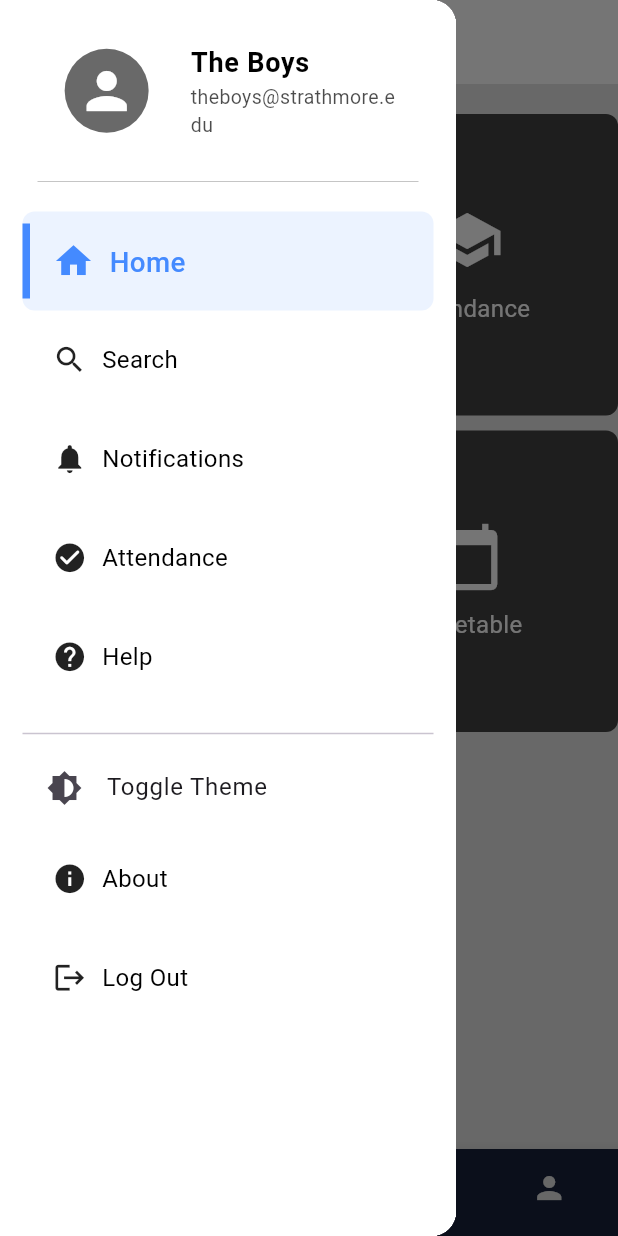
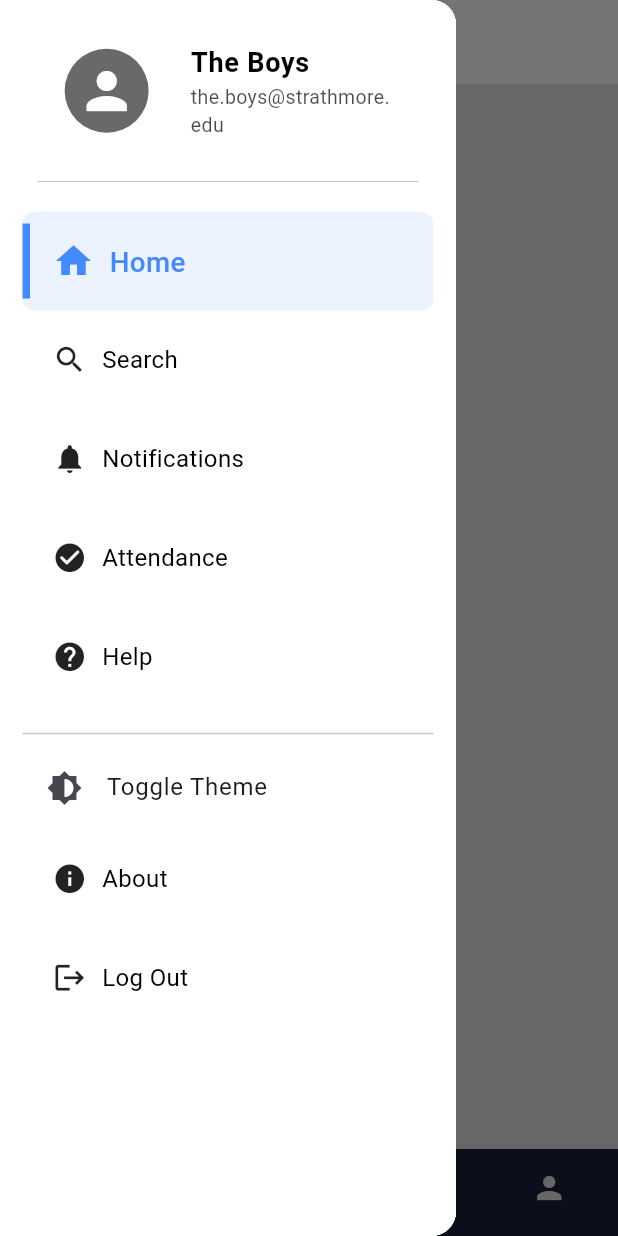
Before and after one commit to CH-CHISAKA/mystrath_TB, a Flutter app: the screen it shows after launch, with the side drawer open, on a phone screen of 412 x 824 dp. Run offline on Flutter 3.47's test engine with Material 3 defaults, Android fonts, the phone set to English and light mode, and no system bars; our stand-ins replace cached_network_image, cloud_firestore, get, google_fonts; accounts and stored records are empty.

Commit message:
Revert "Final commit before branching"
This reverts commit 28858e9bf712d068378ae16033704ccfe5c96bd7.

```diff
--- a/lib/main.dart
+++ b/lib/main.dart
@@ -1,6 +1,6 @@
 import 'package:flutter/material.dart';
 // import 'package:mystrath/views/authentications_screen/authentication_screen.dart';
-import 'package:mystrath/views/home_screen/main_home_screen.dart';
+import 'package:mystrath/views/home_screen/mian_home_screen.dart';
 import 'package:mystrath/views/themes/theme_toggle.dart';
 import 'package:provider/provider.dart';
 
--- a/lib/views/attendance_screen/attendance_screen.dart
+++ b/lib/views/attendance_screen/attendance_screen.dart
@@ -1,10 +1,19 @@
 import 'package:flutter/material.dart';
+import 'package:mystrath/models/course.dart';
+import 'package:mystrath/models/group.dart';
+import 'package:mystrath/models/lecturer.dart';
 import 'package:mystrath/models/Student.dart';
+import 'package:mystrath/models/unit.dart';
+import 'package:mystrath/models/unit_class.dart';
 import 'package:mystrath/controllers/studentController.dart';
 
 class AttendanceScreen extends StatefulWidget {
-  final Student student;
-  const AttendanceScreen({super.key, required this.student});
+  AttendanceScreen({super.key});
+  //Dummy Course
+  final Course course = Course(
+    id: "dummy",
+    name: "Bachelor of Business Information Technology",
+  );
 
   @override
   _AttendanceScreenState createState() => _AttendanceScreenState();
@@ -12,6 +21,9 @@ class AttendanceScreen extends StatefulWidget {
 
 class _AttendanceScreenState extends State<AttendanceScreen> {
 
+  //Dummy Class
+  late UnitClass dummyClass;
+  late Student _student;
   List<Map<String, dynamic>> attendanceData = [];
 
   @override
@@ -21,8 +33,21 @@ class _AttendanceScreenState extends State<AttendanceScreen> {
   }
 
   void _fetchAttendance() {
-    //check for updates to attendance data
-    attendanceData = StudentController(student: widget.student).showAttendance();
+    _student = Student(
+      course: widget.course,
+      classes: [],
+      email: 'john.doe@example.com',
+      name: 'John Doe',
+      imageUrl: 'https://example.com/image.jpg',
+      id: 12345,
+    );
+    dummyClass = UnitClass(
+        unit: Unit(name: 'Coding Essentials', code: "BBT1101"),
+        id: "dummy",
+        group: Group(name: "BBIT 1B", id: "id", course: widget.course),
+        lecturer: Lecturer(email: 'example.com', name: 'tom', id: 0001));
+    _student.classes?.add(dummyClass);
+    attendanceData = StudentController(student: _student).showAttendance();
   }
 
   void showDetailedAttendance() {
@@ -53,10 +78,12 @@ class _AttendanceScreenState extends State<AttendanceScreen> {
             subtitle: Text(
                 'Lecturer: ${attendanceData[index]['lecturer']}\nTotal Hours: ${attendanceData[index]['totalTime']} | Hours Absent: ${attendanceData[index]['absentTime']} \nPercentage Absent: ${attendanceData[index]['absentPercentage'].toStringAsFixed(2)}%'),
               );
+
             },
           ),
           ),
         ],
-    ));
+      )
+    );
   }
 }
--- a/lib/views/home_screen/components/hamburger_menu/hamburgermenu.dart
+++ b/lib/views/home_screen/components/hamburger_menu/hamburgermenu.dart
@@ -1,7 +1,7 @@
 // ignore_for_file: library_private_types_in_public_api
 
 import 'package:flutter/material.dart';
-import 'package:mystrath/views/home_screen/main_home_screen.dart';
+import 'package:mystrath/views/home_screen/mian_home_screen.dart';
 import 'package:mystrath/views/themes/themes.dart';
 import 'package:mystrath/views/themes/theme_toggle.dart';
 import 'package:provider/provider.dart';
@@ -135,7 +135,7 @@ class _HamburgerMenuState extends State<HamburgerMenu> {
                   ),
                 ),
                 title: Text(
-                  widget.parentState.student.name, // Changed to use Dummy Student
+                  'The Boys', // Minor change
                   style: TextStyle(
                   color: textColor,
                   fontSize: 18,
@@ -143,7 +143,7 @@ class _HamburgerMenuState extends State<HamburgerMenu> {
                   ),
                 ),
                 subtitle: Text(
-                  widget.parentState.student.email, //Changed to use Dummy Student
+                  "the.boys@strathmore.edu",
                   style: TextStyle(
                   color: textColor.withOpacity(0.7),
                   fontSize: 13,
--- a/lib/views/home_screen/components/nav_bar/bottom_navigation_bar.dart
+++ b/lib/views/home_screen/components/nav_bar/bottom_navigation_bar.dart
@@ -1,9 +1,9 @@
 import 'package:flutter/material.dart';
-import 'package:mystrath/views/home_screen/main_home_screen.dart';
+import 'package:mystrath/views/home_screen/mian_home_screen.dart';
 
 class BottomNavigation extends StatefulWidget {
-  final MainHomeScreenState parentState;
-  const BottomNavigation({super.key, required this.parentState});
+  MainHomeScreenState parentState;
+  BottomNavigation({super.key, required this.parentState});
 
   @override
   State<BottomNavigation> createState() => _BottomNavigationState();
--- a/lib/views/home_screen/home_screen.dart
+++ /dev/null
@@ -1,57 +0,0 @@
-import 'package:flutter/material.dart';
-import 'package:mystrath/views/home_screen/main_home_screen.dart';
-
-class HomeScreen extends StatelessWidget {
-  final MainHomeScreenState parentState;
-
-  HomeScreen({super.key, required this.parentState,});
-
-  final List<Map<String, dynamic>> items = [
-    {'icon': Icons.book, 'label': 'Coursework'},
-    {'icon': Icons.school, 'label': 'Attendance'},
-    {'icon': Icons.attach_money, 'label': 'Fees'},
-    {'icon': Icons.calendar_today, 'label': 'Timetable'},
-  ];
-
-
-  @override
-  Widget build(BuildContext context) {
-    return Scaffold(
-      body: Column(children: [
-        Text('Welcome ${parentState.student.name}'),
-        //const BannerWidgetCarousel(),
-        Expanded(
-          child: GridView.builder(
-            gridDelegate: SliverGridDelegateWithFixedCrossAxisCount(
-              crossAxisCount: 2,
-              crossAxisSpacing: 10.0,
-              mainAxisSpacing: 10.0,
-            ),
-            itemCount: items.length,
-            itemBuilder: (context, index) {
-              return GestureDetector(
-                onTap: () {
-                  // Handle item tap
-                },
-                child: Container(
-                  decoration: BoxDecoration(
-                    color: Colors.grey[800],
-                    borderRadius: BorderRadius.circular(8.0),
-                  ),
-                  child: Column(
-                    mainAxisAlignment: MainAxisAlignment.center,
-                    children: [
-                      Icon(items[index]['icon'], color: Colors.white, size: 48),
-                      SizedBox(height: 10),
-                      Text(items[index]['label'], style: TextStyle(color: Colors.white, fontSize: 16)),
-                    ],
-                  ),
-                ),
-              );
-            },
-          ),
-        )
-      ]),
-    );
-  }
-}
--- a/lib/views/home_screen/main_home_screen.dart
+++ b/lib/views/home_screen/mian_home_screen.dart
@@ -1,13 +1,6 @@
 import 'package:flutter/material.dart';
-import 'package:mystrath/models/Student.dart';
-import 'package:mystrath/models/course.dart';
-import 'package:mystrath/models/group.dart';
-import 'package:mystrath/models/lecturer.dart';
-import 'package:mystrath/models/unit.dart';
-import 'package:mystrath/models/unit_class.dart';
 import 'package:mystrath/views/attendance_screen/attendance_screen.dart';
 import 'package:mystrath/views/home_screen/components/nav_bar/bottom_navigation_bar.dart';
-import 'package:mystrath/views/home_screen/home_screen.dart';
 import 'package:mystrath/views/themes/theme_toggle.dart';
 import 'package:provider/provider.dart';
 import 'package:mystrath/views/home_screen/components/hamburger_menu/hamburgermenu.dart';
@@ -16,7 +9,6 @@ import 'package:mystrath/views/search_screen/search_screen.dart';
 
 class MainHomeScreen extends StatefulWidget {
   const MainHomeScreen({super.key});
-  //Dummy Course
 
   @override
   State<MainHomeScreen> createState() => MainHomeScreenState();
@@ -24,17 +16,18 @@ class MainHomeScreen extends StatefulWidget {
 
 class MainHomeScreenState extends State<MainHomeScreen> {
   int selectedIndex = 0;
-  final Course course = Course(
-    id: "dummy",
-    name: "Bachelor of Business Information Technology",
-  );
 
-  late UnitClass dummyClass;
-  late Student student;
+  final List<Widget> _screens = [
+    const Center(child: Text('Home Screen')),
+    const SearchScreen(),
+    const NotificationScreen(),
+    const Center(child: Text('Profile Screen')),
+    const Center(child: Text('History Screen')),
+    const Center(child: Text('Help Screen')),
+    const Center(child: Text('About Screen')),
+    AttendanceScreen(),
+  ];
 
-  late List<Widget> _screens;
-
-  late HamburgerMenu hamburgerMenu;
   late BottomNavigation bottomNavigation;
 
   final GlobalKey<ScaffoldState> scaffoldKey = GlobalKey<ScaffoldState>();
@@ -42,37 +35,7 @@ class MainHomeScreenState extends State<MainHomeScreen> {
   @override
   void initState() {
     super.initState();
-    //initialize late dummy data
-    student = Student(
-      course: course,
-      classes: [],
-      email: 'theboys@strathmore.edu',
-      name: 'The Boys',
-      imageUrl: 'https://www.google.com/imgres?q=the%20boys&imgurl=https%3A%2F%2Fupload.wikimedia.org%2Fwikipedia%2Fcommons%2F6%2F68%2FThe_Boys_TV_series_logo.svg&imgrefurl=https%3A%2F%2Fen.wikipedia.org%2Fwiki%2FThe_Boys_(TV_series)&docid=_5pxIcqNguTH0M&tbnid=Thxy4AxRSnB73M&vet=12ahUKEwiw9fTV_q2JAxV30wIHHUaoD3EQM3oECGIQAA..i&w=2500&h=975&hcb=2&ved=2ahUKEwiw9fTV_q2JAxV30wIHHUaoD3EQM3oECGIQAA',
-      id: 12345,
-    );
-    dummyClass = UnitClass(
-        unit: Unit(name: 'Coding Essentials', code: "BBT1101"),
-        id: "dummy",
-        group: Group(name: "BBIT 1B", id: "id", course: course),
-        lecturer: Lecturer(email: 'example.com', name: 'tom', id: 0001));
-    student.classes?.add(dummyClass);
-
-    //initialize screens list to use dummy data
-    _screens = [
-      HomeScreen(parentState: this,),
-      const SearchScreen(),
-      const NotificationScreen(),
-      const Center(child: Text('Profile Screen')),
-      const Center(child: Text('History Screen')),
-      const Center(child: Text('Help Screen')),
-      const Center(child: Text('About Screen')),
-      AttendanceScreen(student: student),
-    ];
-
-    //initialize hamburgerMenu and bottomNavigation
     bottomNavigation = BottomNavigation(parentState: this);
-    hamburgerMenu = HamburgerMenu(parentState: this);
   }
 
   @override
@@ -86,11 +49,18 @@ class MainHomeScreenState extends State<MainHomeScreen> {
       key: scaffoldKey,
       appBar: _buildAppBar(),
       drawer: Drawer(
-        child: hamburgerMenu
+        child: HamburgerMenu(
+          parentState: this,
+        ),
       ),
       backgroundColor: backgroundColor,
-      body: Center(
-        child: _screens[selectedIndex], // Dynamically switch the screens
+      body: Column(
+        children: [
+          //const BannerWidgetCarousel(),
+          Expanded(
+            child: _screens[selectedIndex],
+          ) // Dynamically switch the screens
+        ],
       ),
       bottomNavigationBar: bottomNavigation,
     );
```
Also changed, not shown: assets/images/profile_placeholder.png (deleted). Lines whose indentation alone changed are shown as unchanged.
